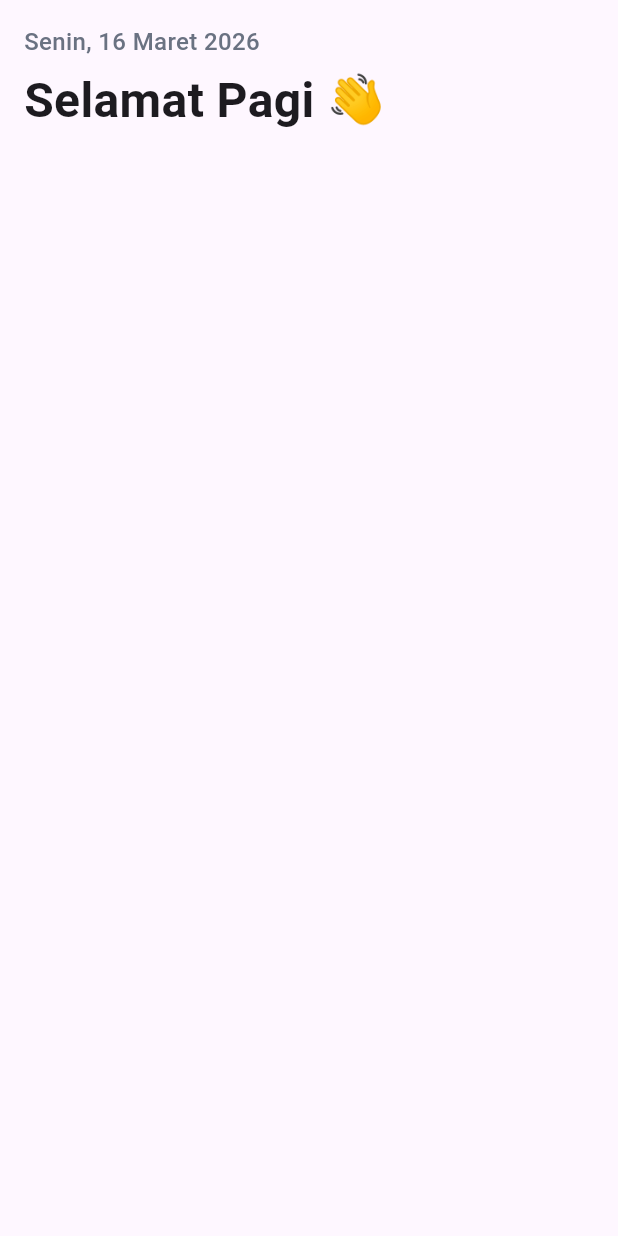
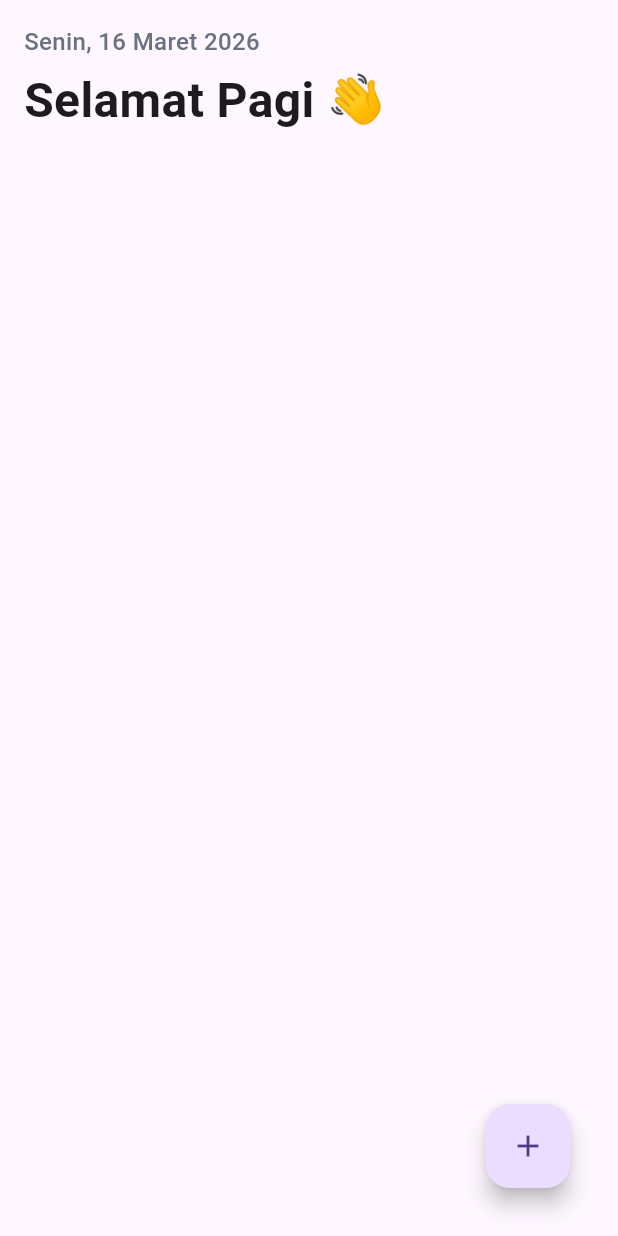
Before and after one commit to YosiaEvan/to-do-list-app-flutter, a Flutter app: the screen it shows after launch, on a phone screen of 412 x 824 dp. Run offline on Flutter 3.47's test engine with Material 3 defaults, Android fonts, the phone set to English and light mode, and no system bars.

Commit message:
feat: menambahkan button tambah

```diff
--- a/lib/main.dart
+++ b/lib/main.dart
@@ -123,6 +123,15 @@ class _TodoPageState extends State<TodoPage> {
             )
           ],
         ),
+      ),
+      floatingActionButton: Padding(
+        padding: EdgeInsets.only(bottom: 16, right: 16),
+        child: FloatingActionButton(
+          onPressed: () {
+            print("Tambah task");
+          },
+          child: Icon(Icons.add),
+        ),
       )
     );
   }
```
